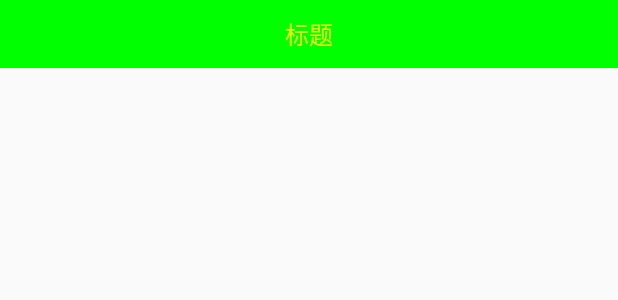
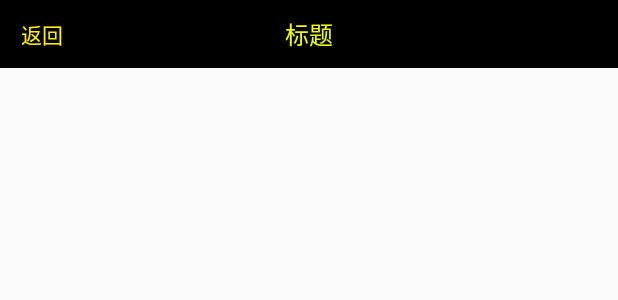
Before and after one commit to SmilingBoy/TitleView, an Android app: the layout activity_main.xml on its own in the app's theme, with its tools: preview values and no code run, on a phone screen of 412 x 824 dp. Shown: the top 300 px of the screen. Run offline under Robolectric (Android 15) with nearby library versions, the phone set to English and light mode, and no system bars.

Commit message:
左侧返回，文字按钮

```diff
--- a/app/src/main/res/layout/activity_main.xml
+++ b/app/src/main/res/layout/activity_main.xml
@@ -7,6 +7,6 @@
     <com.smile.titlebar.ZQTitleView
         android:layout_width="match_parent"
         android:layout_height="45dp"
-        android:background="?attr/colorPrimary" />
+        android:background="#000000" />
 
 </LinearLayout>
--- /dev/null
+++ b/titlebar/src/main/java/com/smile/titlebar/OnTextBtnClickListener.java
@@ -0,0 +1,11 @@
+package com.smile.titlebar;
+
+import android.view.View;
+
+/**
+ * Created by Smile on 2017/9/30.
+ */
+
+public interface OnTextBtnClickListener {
+    void onClick(View view);
+}
--- a/titlebar/src/main/java/com/smile/titlebar/ZQTitleView.java
+++ b/titlebar/src/main/java/com/smile/titlebar/ZQTitleView.java
@@ -1,12 +1,18 @@
 package com.smile.titlebar;
 
+import android.app.Activity;
 import android.content.Context;
 import android.graphics.Color;
 import android.support.annotation.Nullable;
 import android.util.AttributeSet;
 import android.util.TypedValue;
+import android.view.Gravity;
+import android.view.View;
+import android.widget.ImageButton;
 import android.widget.RelativeLayout;
 import android.widget.TextView;
+
+import com.smile.titlebar.utils.ZQTools;
 
 /**
  * Created by Smile on 2017/9/30.
@@ -17,10 +23,18 @@ public class ZQTitleView extends RelativeLayout {
     private Context context;
 
     private TextView tvTitle;
+    private TextView btnBack;
+    private ImageButton ibtnBack;
 
     private String titleText = "标题";
     private int titleTextColor = Color.parseColor("#f0ff0f");
     private int titltTextSize = 16;
+
+    private String backBtnText = "返回";
+    private int backBtnTextColor = Color.parseColor("#fff000");
+    private int backBtnTextSize = 14;
+
+    private OnTextBtnClickListener onTextBtnClickListener = null;
 
     public ZQTitleView(Context context) {
         super(context);
@@ -36,10 +50,14 @@ public class ZQTitleView extends RelativeLayout {
 
     private void initViews() {
 
-        adaTitleTextView();
+        addTitleTextView();
+        addLeftTextBtn();
+        addLeftIbtnBack();
+
     }
 
-    private void adaTitleTextView() {
+    //标题
+    private void addTitleTextView() {
         tvTitle = new TextView(context);
         tvTitle.setText(titleText);
         tvTitle.setTextColor(titleTextColor);
@@ -48,4 +66,41 @@ public class ZQTitleView extends RelativeLayout {
         leftParams.addRule(RelativeLayout.CENTER_IN_PARENT);
         addView(tvTitle, leftParams);
     }
+
+    //左侧文字返回按钮
+    private void addLeftTextBtn() {
+        btnBack = new TextView(context);
+        btnBack.setText(backBtnText);
+        btnBack.setTextColor(backBtnTextColor);
+        btnBack.setTextSize(TypedValue.COMPLEX_UNIT_DIP, backBtnTextSize);
+        btnBack.setPadding(ZQTools.dp2px(context, 14), 0, ZQTools.dp2px(context, 14), 0);
+        btnBack.setGravity(Gravity.CENTER_VERTICAL);
+        RelativeLayout.LayoutParams leftParams = new RelativeLayout.LayoutParams(LayoutParams.WRAP_CONTENT, LayoutParams.MATCH_PARENT);
+        leftParams.addRule(RelativeLayout.ALIGN_PARENT_LEFT);
+        leftParams.addRule(RelativeLayout.CENTER_VERTICAL);
+        addView(btnBack, leftParams);
+
+        btnBack.setOnClickListener(new OnClickListener() {
+            @Override
+            public void onClick(View view) {
+                if (null != onTextBtnClickListener) {
+                    onTextBtnClickListener.onClick(view);
+                } else {
+                    ((Activity) context).finish();
+                }
+            }
+        });
+    }
+
+    //左侧返回图片按钮
+    private void addLeftIbtnBack() {
+        ibtnBack = new ImageButton(context);
+        ibtnBack.setBackground(null);
+        ibtnBack.setImageResource(android.support.v7.appcompat.R.drawable.abc_ic_ab_back_material);
+    }
+
+
+    public void setOnTextBtnClickListener(OnTextBtnClickListener onTextBtnClickListener) {
+        this.onTextBtnClickListener = onTextBtnClickListener;
+    }
 }
--- /dev/null
+++ b/titlebar/src/main/java/com/smile/titlebar/utils/ZQTools.java
@@ -0,0 +1,20 @@
+package com.smile.titlebar.utils;
+
+import android.content.Context;
+
+/**
+ * Created by Smile on 2017/9/30.
+ */
+
+public class ZQTools {
+    /**
+     * dp转px
+     *
+     * @param dpValue dp值
+     * @return px值
+     */
+    public static int dp2px(Context context, float dpValue) {
+        final float scale = context.getResources().getDisplayMetrics().density;
+        return (int) (dpValue * scale + 0.5f);
+    }
+}
```
